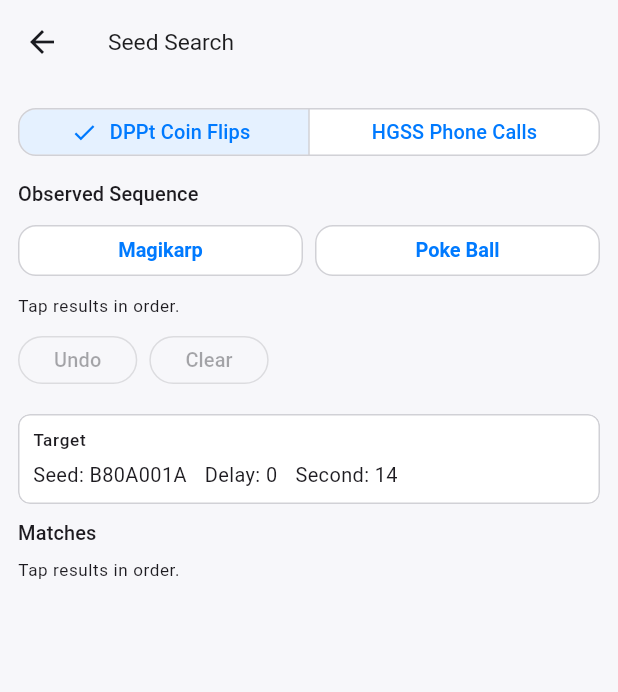
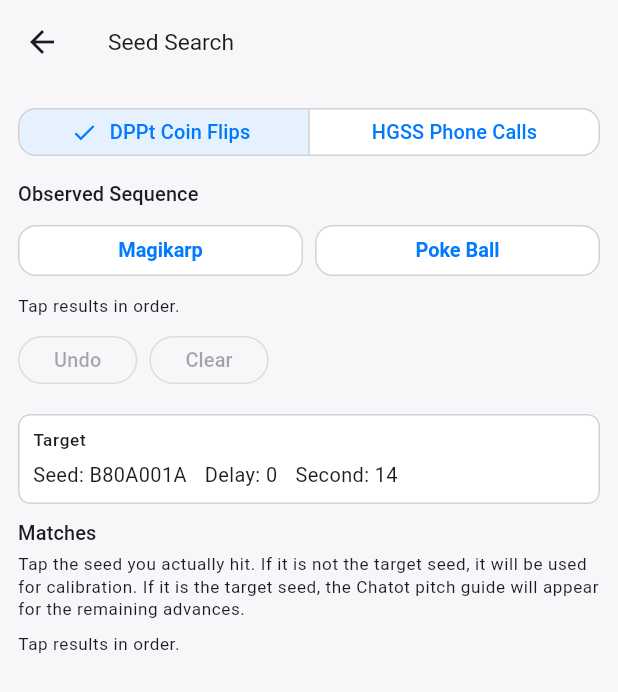
Before and after one commit to charlesfoundry/PokeRNG-G4, a Flutter app: the SeedCheckPage screen opened directly with empty values, on a phone screen of 412 x 824 dp. Shown: the top 692 px of the screen. Run offline on Flutter 3.47's test engine with Material 3 defaults, Android fonts, the phone set to English and light mode, and no system bars; our stand-ins replace flutter_markdown_plus, package_info_plus, shared_preferences; accounts and stored records are empty.

Commit message:
Clarify seed match Chatot flow

```diff
--- a/lib/app/pages/seed_check_page.dart
+++ b/lib/app/pages/seed_check_page.dart
@@ -170,6 +170,11 @@
           _TargetSeedCard(target: widget.request.target),
           const SizedBox(height: 10),
           Text(l10n.matches, style: Theme.of(context).textTheme.labelLarge),
+          const SizedBox(height: 4),
+          Text(
+            l10n.seedMatchSelectionHelp,
+            style: Theme.of(context).textTheme.bodySmall,
+          ),
           const SizedBox(height: 8),
           if (_activeSequenceLength == 0)
             _MessagePanel(message: l10n.calibrateNoSequence)
@@ -678,7 +683,7 @@
                 if (match.observedPhoneCallCount > 0)
                   Text('${l10n.initialAdvance}: ${match.totalPhoneCallSkip}'),
                 if (isTargetSeed && canCalibrateTargetSeed)
-                  Text(l10n.reverseHitTargetSeed),
+                  Text(l10n.seedMatchTargetHelp),
                 Text(_dateTimeValue(match.dateTime)),
               ],
             ),
--- a/lib/l10n/app_en.arb
+++ b/lib/l10n/app_en.arb
@@ -379,6 +379,8 @@
   "phoneIrwinKantoMessage": "K - I'm so glad you called...",
   "phoneIrwinPokerusMessage": "P - How are you? What are you doing?",
   "matches": "Matches",
+  "seedMatchSelectionHelp": "Tap the seed you actually hit. If it is not the target seed, it will be used for calibration. If it is the target seed, the Chatot pitch guide will appear for the remaining advances.",
+  "seedMatchTargetHelp": "Target Seed: tap to show Chatot pitches",
   "undo": "Undo",
   "clear": "Clear",
   "retailTimer": "Retail Timer",
--- a/lib/l10n/app_ja.arb
+++ b/lib/l10n/app_ja.arb
@@ -379,6 +379,8 @@
   "phoneIrwinKantoMessage": "K - でんわ　うれしいなあ!",
   "phoneIrwinPokerusMessage": "P - げんきかい?",
   "matches": "一致結果",
+  "seedMatchSelectionHelp": "実際に命中したseedをタップしてください。目標seedでない場合は補正に使います。目標seedの場合は、残り消費用のペラップ音程が表示されます。",
+  "seedMatchTargetHelp": "目標Seed：タップするとペラップ音程を表示",
   "undo": "戻す",
   "clear": "消去",
   "retailTimer": "実機タイマー",
--- a/lib/l10n/app_localizations.dart
+++ b/lib/l10n/app_localizations.dart
@@ -1816,6 +1816,18 @@
   /// **'Matches'**
   String get matches;
 
+  /// No description provided for @seedMatchSelectionHelp.
+  ///
+  /// In en, this message translates to:
+  /// **'Tap the seed you actually hit. If it is not the target seed, it will be used for calibration. If it is the target seed, the Chatot pitch guide will appear for the remaining advances.'**
+  String get seedMatchSelectionHelp;
+
+  /// No description provided for @seedMatchTargetHelp.
+  ///
+  /// In en, this message translates to:
+  /// **'Target Seed: tap to show Chatot pitches'**
+  String get seedMatchTargetHelp;
+
   /// No description provided for @undo.
   ///
   /// In en, this message translates to:
--- a/lib/l10n/app_localizations_en.dart
+++ b/lib/l10n/app_localizations_en.dart
@@ -927,6 +927,13 @@
 
   @override
   String get matches => 'Matches';
+
+  @override
+  String get seedMatchSelectionHelp =>
+      'Tap the seed you actually hit. If it is not the target seed, it will be used for calibration. If it is the target seed, the Chatot pitch guide will appear for the remaining advances.';
+
+  @override
+  String get seedMatchTargetHelp => 'Target Seed: tap to show Chatot pitches';
 
   @override
   String get undo => 'Undo';
--- a/lib/l10n/app_localizations_ja.dart
+++ b/lib/l10n/app_localizations_ja.dart
@@ -913,6 +913,13 @@
 
   @override
   String get matches => '一致結果';
+
+  @override
+  String get seedMatchSelectionHelp =>
+      '実際に命中したseedをタップしてください。目標seedでない場合は補正に使います。目標seedの場合は、残り消費用のペラップ音程が表示されます。';
+
+  @override
+  String get seedMatchTargetHelp => '目標Seed：タップするとペラップ音程を表示';
 
   @override
   String get undo => '戻す';
--- a/lib/l10n/app_localizations_zh.dart
+++ b/lib/l10n/app_localizations_zh.dart
@@ -904,6 +904,13 @@
 
   @override
   String get matches => '匹配结果';
+
+  @override
+  String get seedMatchSelectionHelp =>
+      '点击实际命中的seed。未命中目标时用于校准；命中目标时会显示喋喋不休音准，帮助继续推进帧。';
+
+  @override
+  String get seedMatchTargetHelp => '目标Seed：点击后显示喋喋不休音准';
 
   @override
   String get undo => '撤销';
--- a/lib/l10n/app_zh.arb
+++ b/lib/l10n/app_zh.arb
@@ -379,6 +379,8 @@
   "phoneIrwinKantoMessage": "K - でんわ　うれしいなあ!",
   "phoneIrwinPokerusMessage": "P - げんきかい?",
   "matches": "匹配结果",
+  "seedMatchSelectionHelp": "点击实际命中的seed。未命中目标时用于校准；命中目标时会显示喋喋不休音准，帮助继续推进帧。",
+  "seedMatchTargetHelp": "目标Seed：点击后显示喋喋不休音准",
   "undo": "撤销",
   "clear": "清空",
   "retailTimer": "实机定时器",
```
